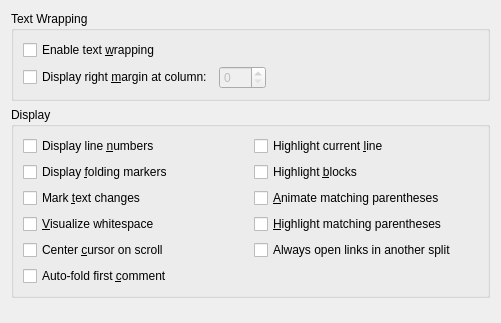
Before: the Qt Designer form src/plugins/texteditor/displaysettingspage.ui in qt-creator/qt-creator, drawn with Qt 5.
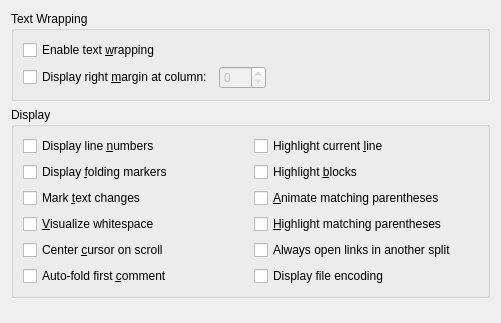
After: the same form once the commit is applied.

Commit message:
Editor: Show file encoding in editor toolbar
The file encoding is shown next to the current line in the toolbar. If
the label is clicked a dialog for encoding selection is shown.

Task-number: QTCREATORBUG-8376

```diff
--- a/src/plugins/texteditor/displaysettingspage.ui
+++ b/src/plugins/texteditor/displaysettingspage.ui
@@ -160,6 +160,13 @@
         </property>
        </widget>
       </item>
+      <item row="6" column="1">
+       <widget class="QCheckBox" name="displayFileEncoding">
+        <property name="text">
+         <string>Display file encoding</string>
+        </property>
+       </widget>
+      </item>
      </layout>
     </widget>
    </item>
```
The commit also changes 5 other files.
